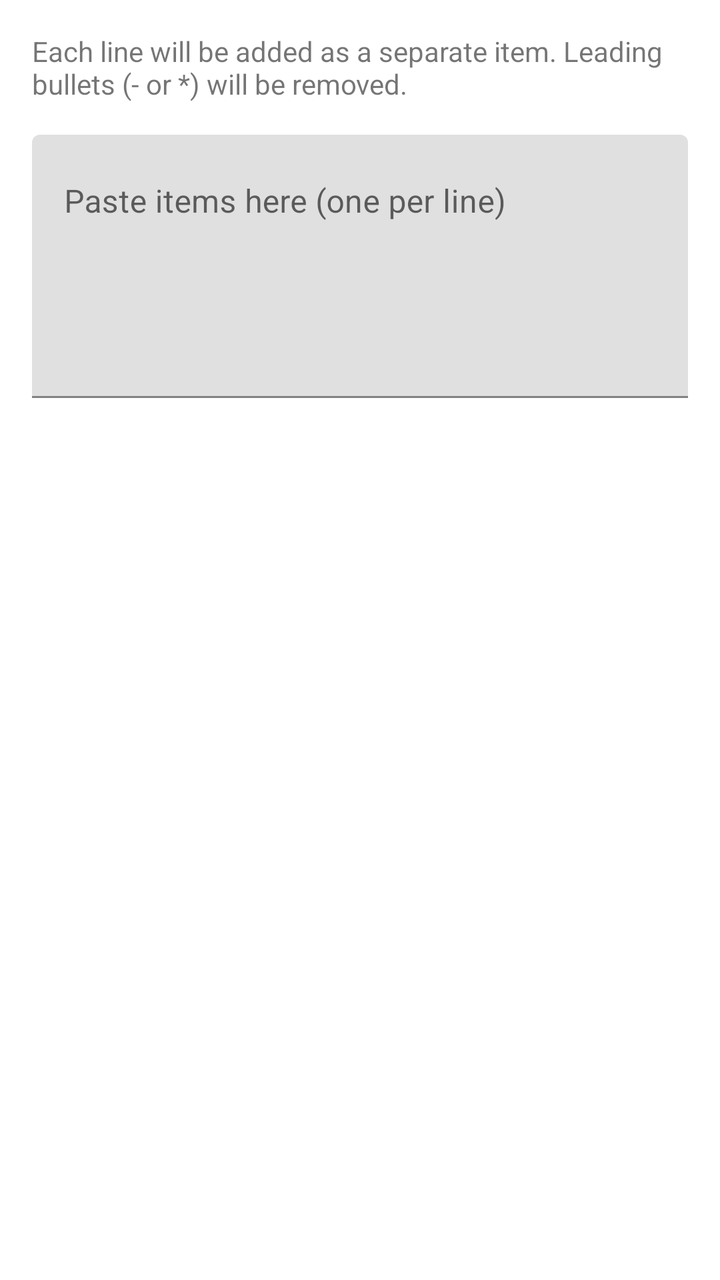
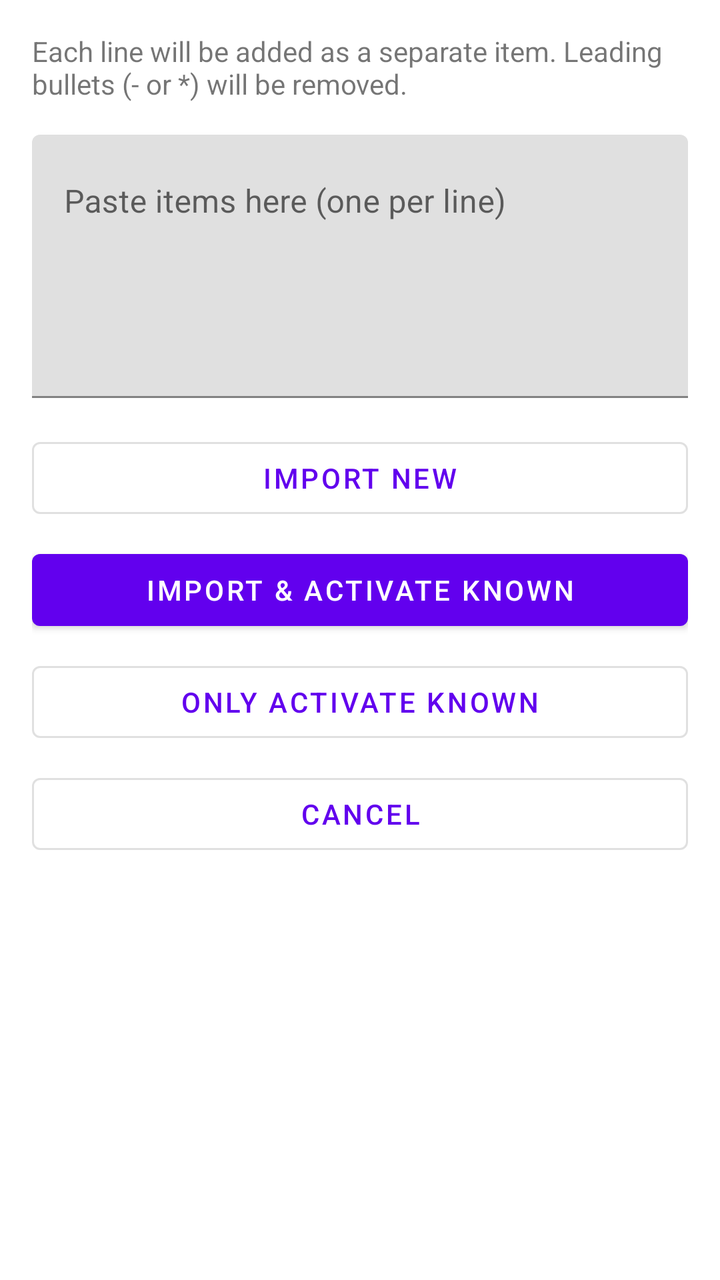

The first picture is an Android layout as it rendered before a commit; the second is the same layout after the commit. The layout source and the unified diff follow.
<!-- AndroidManifest.xml: application theme Theme.QuickShopper3k -->
<!-- res/layout/dialog_import_items.xml -->
<?xml version="1.0" encoding="utf-8"?>
<LinearLayout xmlns:android="http://schemas.android.com/apk/res/android"
    android:layout_width="match_parent"
    android:layout_height="wrap_content"
    android:orientation="vertical"
    android:padding="16dp">

    <TextView
        android:layout_width="match_parent"
        android:layout_height="wrap_content"
        android:text="@string/import_items_message"
        android:textSize="14sp"
        android:layout_marginBottom="16dp" />

    <com.google.android.material.textfield.TextInputLayout
        android:id="@+id/importTextInputLayout"
        android:layout_width="match_parent"
        android:layout_height="wrap_content"
        android:hint="@string/import_items_hint">

        <com.google.android.material.textfield.TextInputEditText
            android:id="@+id/importTextInput"
            android:layout_width="match_parent"
            android:layout_height="wrap_content"
            android:inputType="textMultiLine|textCapSentences"
            android:minLines="5"
            android:maxLines="15"
            android:gravity="start|top"
            android:scrollbars="vertical" />

    </com.google.android.material.textfield.TextInputLayout>

</LinearLayout>
<!-- resources referenced by this layout -->
<resources>
  <string name="import_items_hint">Paste items here (one per line)</string>
  <string name="import_items_message">Each line will be added as a separate item. Leading bullets (- or *) will be removed.</string>
  <style name="Theme.QuickShopper3k" parent="Theme.MaterialComponents.DayNight.DarkActionBar">
          
          <item name="colorPrimary">@color/purple_500</item>
          <item name="colorPrimaryVariant">@color/purple_700</item>
          <item name="colorOnPrimary">@color/white</item>
          
          <item name="colorSecondary">@color/teal_200</item>
          <item name="colorSecondaryVariant">@color/teal_700</item>
          <item name="colorOnSecondary">@color/black</item>
          
          <item name="android:statusBarColor">?attr/colorPrimaryVariant</item>
          
      </style>
  <color name="purple_500">#FF6200EE</color>
  <color name="purple_700">#FF3700B3</color>
  <color name="white">#FFFFFFFF</color>
  <color name="teal_200">#FF03DAC5</color>
  <color name="teal_700">#FF018786</color>
  <color name="black">#FF000000</color>
</resources>

<!-- the commit's change to res/layout/dialog_import_items.xml (unified diff, before → after) -->
@@ -1,33 +1,81 @@
-<?xml version="1.0" encoding="utf-8"?>
-<LinearLayout xmlns:android="http://schemas.android.com/apk/res/android"
+<?xml version="1.0" encoding="utf-8" ?>
+<ScrollView
+    xmlns:android="http://schemas.android.com/apk/res/android"
     android:layout_width="match_parent"
     android:layout_height="wrap_content"
-    android:orientation="vertical"
-    android:padding="16dp">
+    android:fillViewport="true"
+>
 
-    <TextView
+    <LinearLayout
         android:layout_width="match_parent"
         android:layout_height="wrap_content"
-        android:text="@string/import_items_message"
-        android:textSize="14sp"
-        android:layout_marginBottom="16dp" />
+        android:orientation="vertical"
+        android:padding="16dp"
+    >
 
-    <com.google.android.material.textfield.TextInputLayout
-        android:id="@+id/importTextInputLayout"
-        android:layout_width="match_parent"
-        android:layout_height="wrap_content"
-        android:hint="@string/import_items_hint">
-
-        <com.google.android.material.textfield.TextInputEditText
-            android:id="@+id/importTextInput"
+        <TextView
             android:layout_width="match_parent"
             android:layout_height="wrap_content"
-            android:inputType="textMultiLine|textCapSentences"
-            android:minLines="5"
-            android:maxLines="15"
-            android:gravity="start|top"
-            android:scrollbars="vertical" />
+            android:layout_marginBottom="16dp"
+            android:text="@string/import_items_message"
+            android:textSize="14sp"
+        />
 
-    </com.google.android.material.textfield.TextInputLayout>
+        <com.google.android.material.textfield.TextInputLayout
+            android:id="@+id/importTextInputLayout"
+            android:layout_width="match_parent"
+            android:layout_height="wrap_content"
+            android:hint="@string/import_items_hint"
+        >
 
-</LinearLayout>
+            <com.google.android.material.textfield.TextInputEditText
+                android:id="@+id/importTextInput"
+                android:layout_width="match_parent"
+                android:layout_height="wrap_content"
+                android:gravity="start|top"
+                android:inputType="textMultiLine|textCapSentences"
+                android:maxLines="15"
+                android:minLines="5"
+                android:scrollbars="vertical"
+            />
+
+        </com.google.android.material.textfield.TextInputLayout>
+
+        <com.google.android.material.button.MaterialButton
+            android:id="@+id/importNewButton"
+            style="@style/Widget.MaterialComponents.Button.OutlinedButton"
+            android:layout_width="match_parent"
+            android:layout_height="wrap_content"
+            android:layout_marginTop="16dp"
+            android:text="@string/import_items_action_import_new"
+        />
+
+        <com.google.android.material.button.MaterialButton
+            android:id="@+id/importActivateKnownButton"
+            style="@style/Widget.MaterialComponents.Button"
+            android:layout_width="match_parent"
+            android:layout_height="wrap_content"
+            android:layout_marginTop="8dp"
+            android:text="@string/import_items_action_import_activate_known"
+        />
+
+        <com.google.android.material.button.MaterialButton
+            android:id="@+id/activateKnownButton"
+            style="@style/Widget.MaterialComponents.Button.OutlinedButton"
+            android:layout_width="match_parent"
+            android:layout_height="wrap_content"
+            android:layout_marginTop="8dp"
+            android:text="@string/import_items_action_activate_known_only"
+        />
+
+        <com.google.android.material.button.MaterialButton
+            android:id="@+id/importCancelButton"
+            style="@style/Widget.MaterialComponents.Button.OutlinedButton"
+            android:layout_width="match_parent"
+            android:layout_height="wrap_content"
+            android:layout_marginTop="8dp"
+            android:text="@string/cancel"
+        />
+
+    </LinearLayout>
+</ScrollView>
<!-- resource entries referenced after the edit -->
@@ -1,5 +1,9 @@
 <!-- resources referenced by this layout -->
 <resources>
+  <string name="cancel">Cancel</string>
+  <string name="import_items_action_activate_known_only">Only activate known</string>
+  <string name="import_items_action_import_activate_known">Import &amp; activate known</string>
+  <string name="import_items_action_import_new">Import new</string>
   <string name="import_items_hint">Paste items here (one per line)</string>
   <string name="import_items_message">Each line will be added as a separate item. Leading bullets (- or *) will be removed.</string>
   <style name="Theme.QuickShopper3k" parent="Theme.MaterialComponents.DayNight.DarkActionBar">
